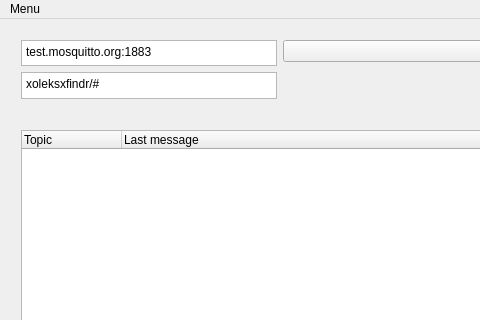
This is ICP/mainwindow.ui in leSamo/ICP as Qt 5 draws it before an edit; both pictures show x 0 to 480 and y 0 to 320 of the 1213 by 616 pixel window. The edited form follows.
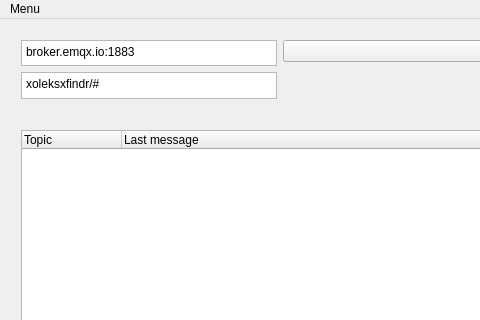
This is the edited form.

What changed in the file:
```diff
--- a/ICP/mainwindow.ui
+++ b/ICP/mainwindow.ui
@@ -29,7 +29,7 @@
        <item row="0" column="0">
         <widget class="QPlainTextEdit" name="inputServer">
          <property name="plainText">
-          <string>test.mosquitto.org:1883</string>
+          <string>broker.emqx.io:1883</string>
          </property>
          <property name="placeholderText">
           <string>Server address and port</string>
```
